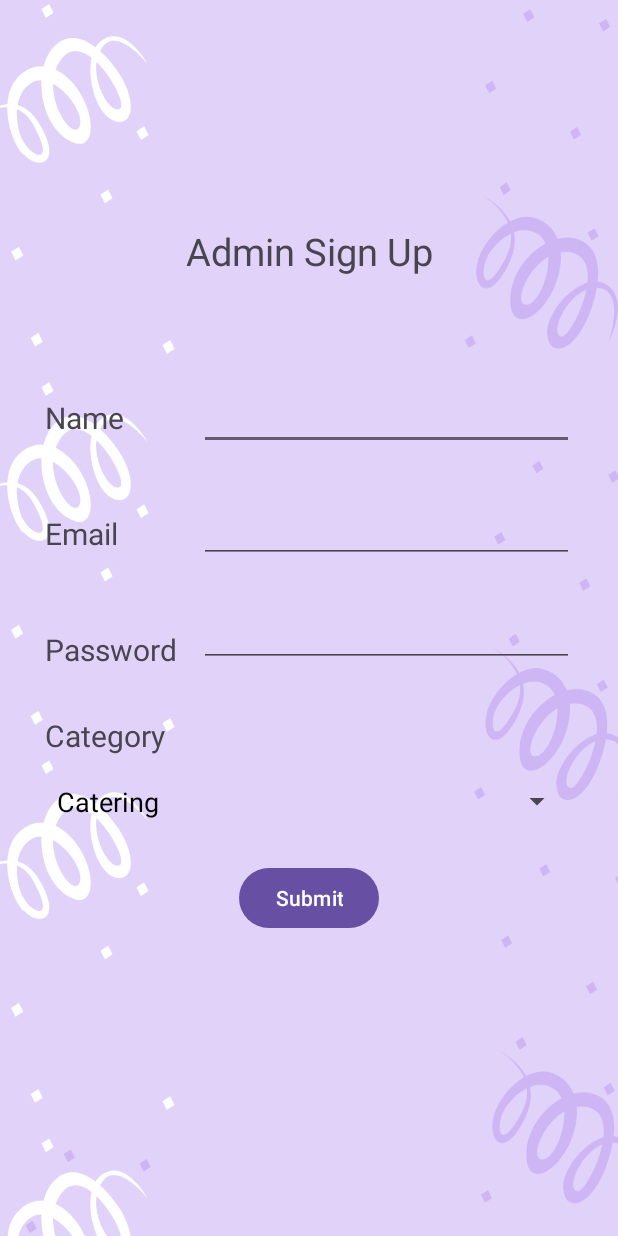
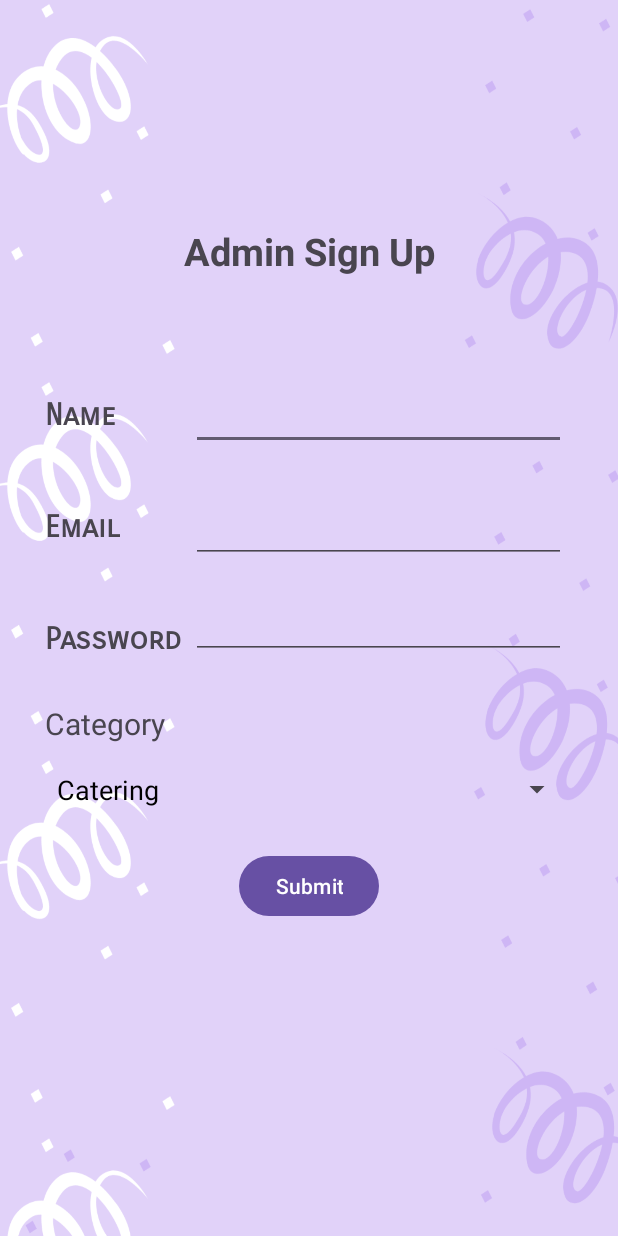
Before and after one commit to Ishika2/EventPlanner, an Android app: the Admin_SignUp_Page screen opened directly, with no data from a screen before it, on a phone screen of 412 x 824 dp. Run offline under Robolectric (Android 15) with nearby library versions, the phone set to English and light mode, and no system bars.

Commit message:
Lil updates

```diff
--- a/app/src/main/res/layout/activity_admin_sign_up_page.xml
+++ b/app/src/main/res/layout/activity_admin_sign_up_page.xml
@@ -11,24 +11,27 @@
         android:id="@+id/text_admin"
         android:layout_width="wrap_content"
         android:layout_height="wrap_content"
+        android:layout_marginTop="150dp"
+        android:gravity="center"
         android:text="Admin Sign Up"
         android:textSize="25sp"
+        android:textStyle="bold"
+        app:layout_constraintEnd_toEndOf="parent"
         app:layout_constraintStart_toStartOf="parent"
-        app:layout_constraintEnd_toEndOf="parent"
-        app:layout_constraintTop_toTopOf="parent"
-        android:gravity="center"
-        android:layout_marginTop="150dp"/>
+        app:layout_constraintTop_toTopOf="parent" />
 
     <TextView
         android:id="@+id/admin_name_text"
         android:layout_width="wrap_content"
         android:layout_height="wrap_content"
+        android:layout_marginStart="30dp"
+        android:layout_marginTop="80dp"
+        android:fontFamily="sans-serif-smallcaps"
         android:text="Name"
         android:textSize="20sp"
+        android:textStyle="bold"
         app:layout_constraintStart_toStartOf="parent"
-        app:layout_constraintTop_toBottomOf="@id/text_admin"
-        android:layout_marginTop="80dp"
-        android:layout_marginStart="30dp"/>
+        app:layout_constraintTop_toBottomOf="@id/text_admin" />
     <com.google.android.material.textfield.TextInputEditText
         android:id="@+id/admin_id_input"
         android:layout_width="250dp"
@@ -42,12 +45,14 @@
         android:id="@+id/email_text"
         android:layout_width="wrap_content"
         android:layout_height="wrap_content"
+        android:layout_marginStart="30dp"
+        android:layout_marginTop="50dp"
+        android:fontFamily="sans-serif-smallcaps"
         android:text="Email"
         android:textSize="20sp"
+        android:textStyle="bold"
         app:layout_constraintStart_toStartOf="parent"
-        app:layout_constraintTop_toBottomOf="@id/admin_name_text"
-        android:layout_marginTop="50dp"
-        android:layout_marginStart="30dp"/>
+        app:layout_constraintTop_toBottomOf="@id/admin_name_text" />
     <com.google.android.material.textfield.TextInputEditText
         android:id="@+id/email_input"
         android:layout_width="250dp"
@@ -61,12 +66,14 @@
         android:id="@+id/pswd_text"
         android:layout_width="wrap_content"
         android:layout_height="wrap_content"
+        android:layout_marginStart="30dp"
+        android:layout_marginTop="50dp"
+        android:fontFamily="sans-serif-smallcaps"
         android:text="Password"
         android:textSize="20sp"
+        android:textStyle="bold"
         app:layout_constraintStart_toStartOf="parent"
-        app:layout_constraintTop_toBottomOf="@id/email_text"
-        android:layout_marginTop="50dp"
-        android:layout_marginStart="30dp"/>
+        app:layout_constraintTop_toBottomOf="@id/email_text" />
     <com.google.android.material.textfield.TextInputEditText
         android:id="@+id/pswd_input"
         android:layout_width="250dp"
--- a/app/src/main/res/layout/activity_main.xml
+++ b/app/src/main/res/layout/activity_main.xml
@@ -11,9 +11,10 @@
         android:id="@+id/login_text"
         android:layout_width="wrap_content"
         android:layout_height="wrap_content"
+        android:layout_marginTop="250dp"
         android:text="Login as a"
         android:textSize="25sp"
-        android:layout_marginTop="250dp"
+        android:textStyle="bold"
         app:layout_constraintBottom_toTopOf="@id/user_button"
         app:layout_constraintEnd_toEndOf="parent"
         app:layout_constraintStart_toStartOf="parent"
```
Also changed, not shown: app/src/main/java/com/example/eventplanner2/Vendor_Login_Page.kt (+6 -1 lines), app/src/main/res/layout/activity_admin_login_page.xml (+15 -10 lines), app/src/main/res/layout/activity_admin_main_page.xml (+4 -3 lines), app/src/main/res/layout/activity_user_login_page.xml (+15 -10 lines), app/src/main/res/layout/activity_user_main_page.xml (+9 -6 lines), app/src/main/res/layout/activity_user_sign_up_page.xml (+20 -13 lines), app/src/main/res/layout/activity_vendor_login_page.xml (+15 -10 lines).
